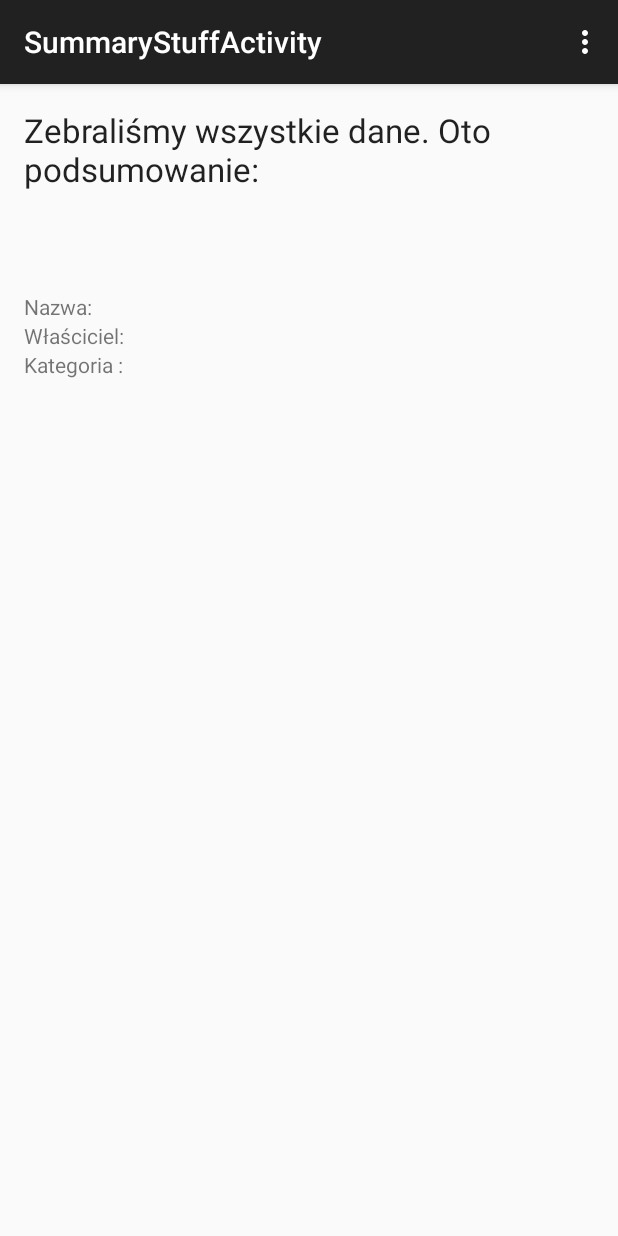
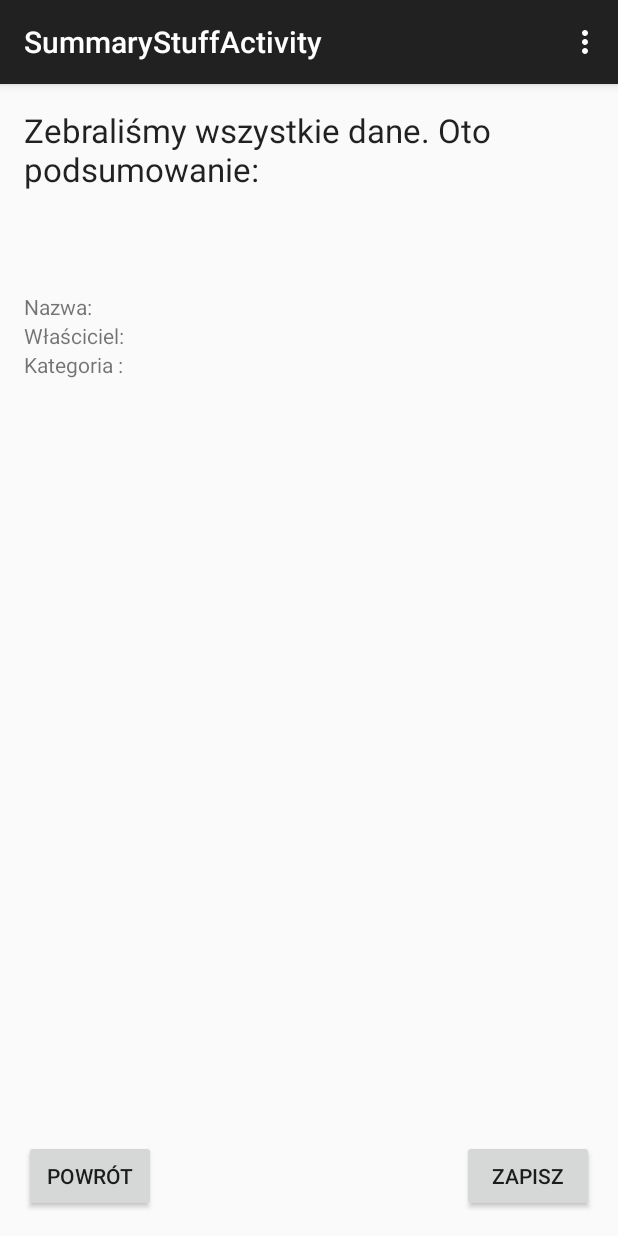
Before and after one commit to trzewa/BandRider, an Android app: the SummaryStuffActivity screen opened directly, with no data from a screen before it, on a phone screen of 412 x 824 dp. Run offline under Robolectric (Android 15) with nearby library versions, the phone set to English and light mode, and no system bars; 1 statement that could not run was skipped.

Commit message:
poprawki odwołań do właściwych pól layoutu addInstrumentactivity; przyciski w summarystuffactivity

```diff
--- a/app/src/main/java/com/example/trzewa/bandrider/AddInstrumemtActivity.java
+++ b/app/src/main/java/com/example/trzewa/bandrider/AddInstrumemtActivity.java
@@ -29,8 +29,8 @@ public class AddInstrumemtActivity extends Activity {
         super.onCreate(savedInstanceState);
         String[] elementy = {"strunowe", "dęte", "perkusyjne"};
         setContentView(R.layout.activity_add_instrumemt);
-        final EditText instname = (EditText)findViewById(R.id.editTextname);
-        final EditText instowner = (EditText)findViewById(R.id.editTextowner);
+        final EditText instname = (EditText)findViewById(R.id.editTextname2);
+        final EditText instowner = (EditText)findViewById(R.id.editTextowner2);
 
         final SharedPreferences settings = PreferenceManager.getDefaultSharedPreferences(this);
         final SharedPreferences.Editor editor = settings.edit();
--- a/app/src/main/java/com/example/trzewa/bandrider/SummaryInstrumentActivity.java
+++ b/app/src/main/java/com/example/trzewa/bandrider/SummaryInstrumentActivity.java
@@ -16,7 +16,7 @@ import com.parse.ParseObject;
 public class SummaryInstrumentActivity extends ActionBarActivity {
 
     @Override
-    protected void onCreate(Bundle savedInstanceState) {
+      protected void onCreate(Bundle savedInstanceState) {
         super.onCreate(savedInstanceState);
         setContentView(R.layout.activity_summary_instrument);
         TextView Inst_name = (TextView)findViewById(R.id.textView6);
@@ -61,7 +61,7 @@ public class SummaryInstrumentActivity extends ActionBarActivity {
     @Override
     public boolean onCreateOptionsMenu(Menu menu) {
         // Inflate the menu; this adds items to the action bar if it is present.
-        getMenuInflater().inflate(R.menu.menu_summary_stuff, menu);
+        getMenuInflater().inflate(R.menu.menu_summary_instrument, menu);
         return true;
     }
 
--- a/app/src/main/res/layout/activity_summary_stuff.xml
+++ b/app/src/main/res/layout/activity_summary_stuff.xml
@@ -45,5 +45,23 @@
         android:layout_alignParentLeft="true"
         android:layout_alignParentStart="true" />
 
+    <Button
+        android:layout_width="wrap_content"
+        android:layout_height="wrap_content"
+        android:text="Powrót"
+        android:id="@+id/button"
+        android:layout_alignParentBottom="true"
+        android:layout_alignParentLeft="true"
+        android:layout_alignParentStart="true" />
+
+    <Button
+        android:layout_width="wrap_content"
+        android:layout_height="wrap_content"
+        android:text="Zapisz"
+        android:id="@+id/button2"
+        android:layout_alignParentBottom="true"
+        android:layout_alignParentRight="true"
+        android:layout_alignParentEnd="true" />
+
 
 </RelativeLayout>
```
Also changed, not shown: app/src/main/res/layout/activity_add_instrumemt.xml (+19 -19 lines).
